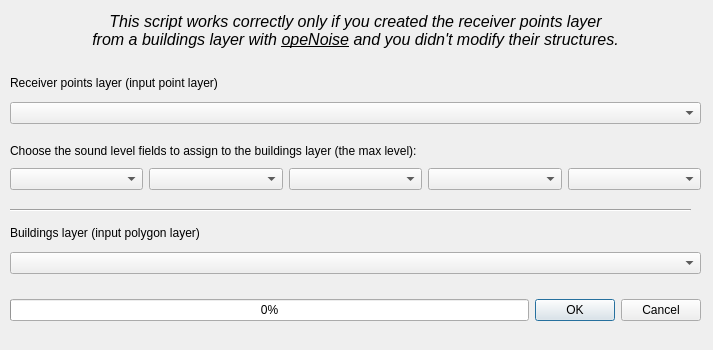
First picture: the form in tools/ui_AssignLevelsToBuildings.ui, repository Arpapiemonte/openoise-map, before the edit.
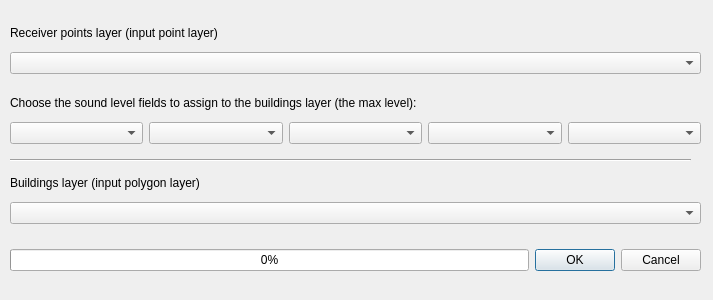
Second picture: the form after the edit.

What changed in the file:
```diff
--- a/tools/ui_AssignLevelsToBuildings.ui
+++ b/tools/ui_AssignLevelsToBuildings.ui
@@ -10,7 +10,7 @@
     <x>0</x>
     <y>0</y>
     <width>713</width>
-    <height>350</height>
+    <height>300</height>
    </rect>
   </property>
   <property name="sizePolicy">
@@ -22,13 +22,13 @@
   <property name="minimumSize">
    <size>
     <width>713</width>
-    <height>350</height>
+    <height>300</height>
    </size>
   </property>
   <property name="maximumSize">
    <size>
     <width>713</width>
-    <height>350</height>
+    <height>300</height>
    </size>
   </property>
   <property name="sizeIncrement">
@@ -47,7 +47,7 @@
    <property name="geometry">
     <rect>
      <x>10</x>
-     <y>220</y>
+     <y>170</y>
      <width>691</width>
      <height>61</height>
     </rect>
@@ -78,7 +78,7 @@
    <property name="geometry">
     <rect>
      <x>10</x>
-     <y>290</y>
+     <y>240</y>
      <width>691</width>
      <height>41</height>
     </rect>
@@ -113,7 +113,7 @@
    <property name="geometry">
     <rect>
      <x>10</x>
-     <y>70</y>
+     <y>20</y>
      <width>691</width>
      <height>61</height>
     </rect>
@@ -144,7 +144,7 @@
    <property name="geometry">
     <rect>
      <x>10</x>
-     <y>200</y>
+     <y>150</y>
      <width>681</width>
      <height>20</height>
     </rect>
@@ -157,9 +157,9 @@
    <property name="geometry">
     <rect>
      <x>10</x>
-     <y>140</y>
+     <y>90</y>
      <width>691</width>
-     <height>54</height>
+     <height>60</height>
     </rect>
    </property>
    <layout class="QVBoxLayout" name="verticalLayout">
@@ -204,32 +204,6 @@
     </item>
    </layout>
   </widget>
-  <widget class="QLabel" name="note_label">
-   <property name="geometry">
-    <rect>
-     <x>30</x>
-     <y>10</y>
-     <width>651</width>
-     <height>41</height>
-    </rect>
-   </property>
-   <property name="sizePolicy">
-    <sizepolicy hsizetype="Fixed" vsizetype="Fixed">
-     <horstretch>0</horstretch>
-     <verstretch>0</verstretch>
-    </sizepolicy>
-   </property>
-   <property name="font">
-    <font>
-     <family>Ubuntu</family>
-     <pointsize>12</pointsize>
-     <italic>false</italic>
-    </font>
-   </property>
-   <property name="text">
-    <string notr="true">&lt;html&gt;&lt;head/&gt;&lt;body&gt;&lt;p align=&quot;center&quot;&gt;&lt;span style=&quot; font-style:italic;&quot;&gt;This script works correctly only if you created the receiver points layer &lt;br/&gt;from a buildings layer with &lt;/span&gt;&lt;span style=&quot; font-style:italic; text-decoration: underline;&quot;&gt;opeNoise&lt;/span&gt;&lt;span style=&quot; font-style:italic;&quot;&gt; and you didn't modify their structures.&lt;/span&gt;&lt;/p&gt;&lt;/body&gt;&lt;/html&gt;</string>
-   </property>
-  </widget>
  </widget>
  <resources/>
  <connections>
```
